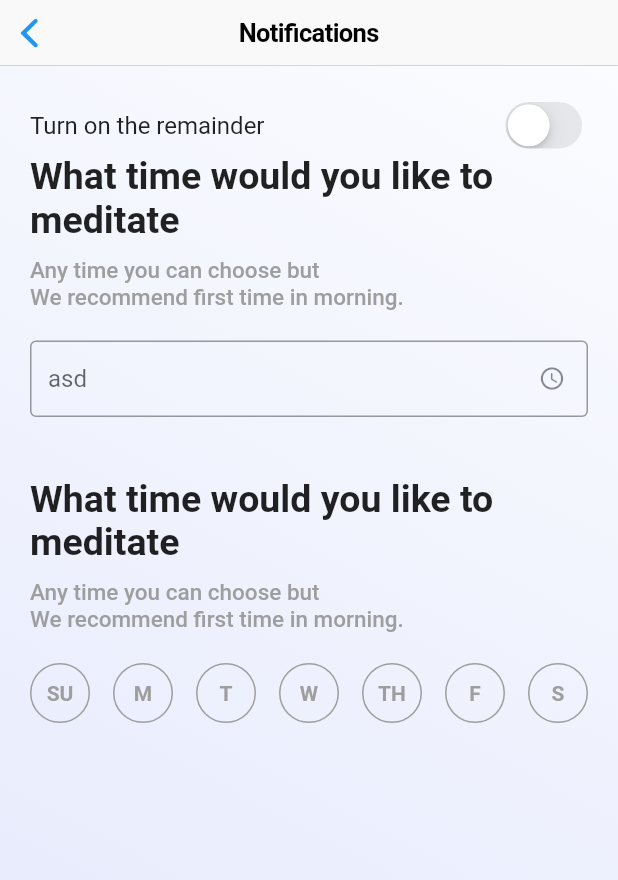
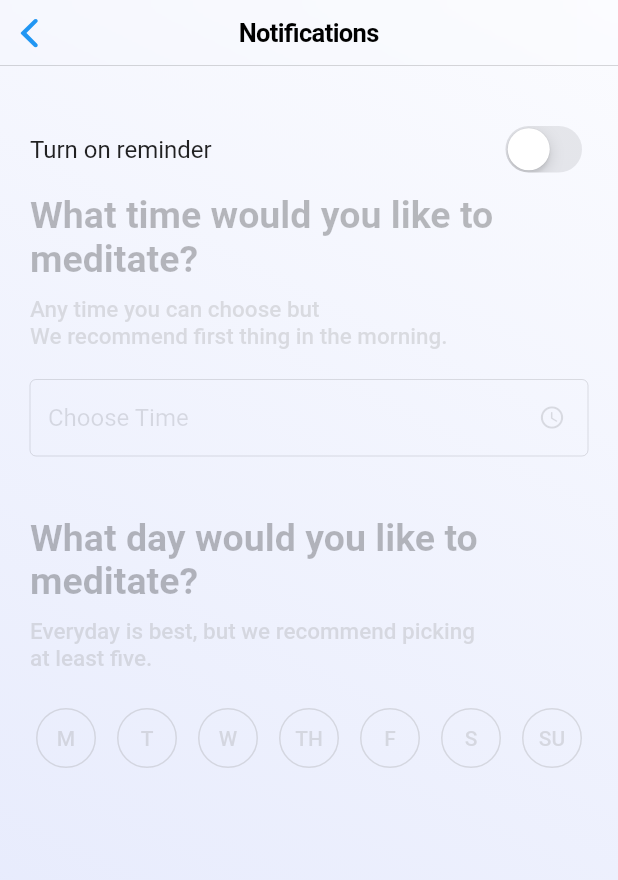
Before and after one commit to SparkoSol/easy_meditation, a Flutter app: the PreferencesView screen opened directly, after a tap on "Notification Settings", on a phone screen of 412 x 824 dp. Shown: the top 880 px of the screen. Run offline on Flutter 3.47's test engine with Material 2 defaults, Android fonts, the phone set to English and light mode, and no system bars; our stand-ins replace flutter_local_notifications, shared_preferences, timezone; accounts and stored records are empty; generated files the repository leaves out were written again.

Commit message:
Implemented Reminder manager.

```diff
--- /dev/null
+++ b/lib/src/base/data.dart
@@ -0,0 +1,50 @@
+import 'package:flutter/material.dart';
+import 'package:shared_preferences/shared_preferences.dart';
+
+class AppData {
+  static SharedPreferences _preferences;
+
+  static Future<void> initiate() async {
+    _preferences = await SharedPreferences.getInstance();
+  }
+
+  bool get reminder => _preferences.getBool('reminder') ?? false;
+
+  set reminder(bool value) => _preferences.setBool('reminder', value);
+
+  TimeOfDay get reminderTime {
+    final time = _preferences.getString('reminderTime');
+    if (time == null) return null;
+
+    final parts = time.split(':');
+    return TimeOfDay(
+      hour: int.parse(parts.first),
+      minute: int.parse(parts.last),
+    );
+  }
+
+  set reminderTime(TimeOfDay value) {
+    if (value == null) return;
+    _preferences.setString('reminderTime', '${value.hour}:${value.minute}');
+  }
+
+  List<bool> get reminderDays => [
+        _preferences.getBool('m') ?? false,
+        _preferences.getBool('t') ?? false,
+        _preferences.getBool('w') ?? false,
+        _preferences.getBool('th') ?? false,
+        _preferences.getBool('f') ?? false,
+        _preferences.getBool('s') ?? false,
+        _preferences.getBool('su') ?? false,
+      ];
+
+  set reminderDays(List<bool> values) {
+    _preferences.setBool('m', values[0]);
+    _preferences.setBool('t', values[1]);
+    _preferences.setBool('w', values[2]);
+    _preferences.setBool('th', values[3]);
+    _preferences.setBool('f', values[4]);
+    _preferences.setBool('s', values[5]);
+    _preferences.setBool('su', values[6]);
+  }
+}
--- a/lib/src/base/l10n/app_en.arb
+++ b/lib/src/base/l10n/app_en.arb
@@ -13,5 +13,20 @@
   "next": "Next",
   "@next": {},
   "getStarted": "GetStarted",
-  "@getStarted": {}
+  "@getStarted": {},
+
+  "notificationsTitle": "Notifications",
+  "@notificationsTitle": {},
+  "notificationsReminder": "Turn on reminder",
+  "@notificationsReminder": {},
+  "notificationsChooseTime": "Choose Time",
+  "@notificationsChooseTime": {},
+  "notificationsTimeHeader": "What time would you like to meditate?",
+  "@notificationsTimeHeader": {},
+  "notificationsTimeDetail": "Any time you can choose but\nWe recommend first thing in the morning.",
+  "@notificationsTimeDetail": {},
+  "notificationsDayHeader": "What day would you like to meditate?",
+  "@notificationsDayHeader": {},
+  "notificationsDayDetail": "Everyday is best, but we recommend picking\nat least five.",
+  "@notificationsDayDetail": {}
 }
--- a/lib/src/base/pages.dart
+++ b/lib/src/base/pages.dart
@@ -22,7 +22,7 @@ abstract class AppPages {
     signUp.route: (context) => RegisterPage(),
     splash.route: (context) => SplashScreen(),
     welcome.route: (context) => WelcomePage(),
-    notificationsSettings.route: (context) => NotificationsManagement(),
+    notificationsSettings.route: (context) => ReminderManagementPage(),
   };
 
   static const splash = AppPage._('/splash');
--- a/lib/src/service/ui/lazy_task_service.dart
+++ b/lib/src/service/ui/lazy_task_service.dart
@@ -6,7 +6,9 @@ import 'package:flutter/material.dart';
 /// task is to be executed i.e. showing dialog before execution and closing
 /// dialog after successful execution, it also handles errors during execution.
 abstract class LazyTaskService {
-  static Widget _dialog;
+  static Widget _dialog = Dialog(
+    child: Text('loading'),
+  );
 
   static set dialog(Widget dialog) => _dialog = dialog;
 
--- a/lib/src/ui/modals/notifications_management.dart
+++ b/lib/src/ui/modals/notifications_management.dart
@@ -1,143 +1,168 @@
+import 'package:flutter/material.dart';
+import 'package:flutter/cupertino.dart';
+import 'package:easy_meditation/src/base/data.dart';
 import 'package:easy_meditation/src/base/theme.dart';
+import 'package:easy_meditation/src/ui/views/localized_view.dart';
 import 'package:easy_meditation/src/ui/views/colored_background.dart';
-import 'package:flutter/cupertino.dart';
-import 'package:flutter/material.dart';
+import 'package:easy_meditation/src/ui/widgets/weekdays_selector.dart';
+import 'package:easy_meditation/src/service/ui/lazy_task_service.dart';
+import 'package:easy_meditation/src/service/ui/notifications_service.dart';
 
-class NotificationsManagement extends StatefulWidget {
+class ReminderManagementPage extends StatefulWidget {
   @override
-  _NotificationsManagementState createState() =>
-      _NotificationsManagementState();
+  _ReminderManagementPageState createState() =>
+      _ReminderManagementPageState();
 }
 
-class _NotificationsManagementState extends State<NotificationsManagement> {
-  var enabled = false;
+class _ReminderManagementPageState extends State<ReminderManagementPage> {
+  final _data = AppData();
+
+  bool enabled;
+  TimeOfDay time;
+  List<bool> weekdays;
+
+  final controller = TextEditingController();
+
+  @override
+  void initState() {
+    super.initState();
+
+    enabled = _data.reminder;
+    time = _data.reminderTime;
+    weekdays = _data.reminderDays;
+  }
 
   @override
   Widget build(BuildContext context) {
-    return Scaffold(
-      appBar: CupertinoNavigationBar(middle: Text('Notifications')),
+    if (time != null) controller.text = time.format(context);
+
+    return LocalizedView(
+      builder: (context, lang) => Scaffold(
+        appBar: CupertinoNavigationBar(
+          middle: Text(lang.notificationsTitle),
+          backgroundColor: Colors.transparent,
+        ),
+        extendBodyBehindAppBar: true,
         body: ColoredBackground(
           child: Padding(
-          padding: const EdgeInsets.all(20),
+            padding: const EdgeInsets.fromLTRB(20, 80, 20, 0),
+            child: SingleChildScrollView(
               child: Column(
                 crossAxisAlignment: CrossAxisAlignment.start,
                 children: [
                   Row(children: [
-                Text('Turn on the remainder', style: TextStyle(fontSize: 16)),
+                    Text(
+                      lang.notificationsReminder,
+                      style: TextStyle(fontSize: 16),
+                    ),
                     Spacer(),
-                CupertinoSwitch(value: false, onChanged: (val) {})
+                    CupertinoSwitch(
+                      value: enabled,
+                      activeColor: AppTheme.primaryColor,
+                      onChanged: (val) {
+                        setState(() => enabled = val);
+                        _setupReminderNotifications();
+                      },
+                    )
                   ]),
+                  Opacity(
+                    opacity: enabled ? 1 : .3,
+                    child: IgnorePointer(
+                      ignoring: !enabled,
+                      child: Column(
+                        crossAxisAlignment: CrossAxisAlignment.start,
+                        children: [
+                          Padding(
+                            padding: const EdgeInsets.symmetric(vertical: 10),
+                            child: Text(
+                              lang.notificationsTimeHeader,
+                              style: TextStyle(
+                                fontSize: 25,
+                                fontWeight: FontWeight.bold,
+                              ),
+                            ),
+                          ),
                           Text(
-                'What time would you like to meditate',
-                style: TextStyle(fontSize: 25, fontWeight: FontWeight.bold),
-              ),
-              SizedBox(height: 10),
-              Text(
-                'Any time you can choose but\nWe recommend first time in morning.',
+                            lang.notificationsTimeDetail,
                             style: TextStyle(
                               fontSize: 15,
+                              color: Colors.grey,
                               fontWeight: FontWeight.w500,
-                  color: Colors.grey,
                             ),
                           ),
                           Padding(
                             padding: const EdgeInsets.only(top: 20, bottom: 40),
                             child: TextFormField(
+                              readOnly: true,
+                              enabled: enabled,
+                              controller: controller,
+                              onTap: () async {
+                                final data = await showTimePicker(
+                                  context: context,
+                                  initialTime: TimeOfDay.now(),
+                                  initialEntryMode: TimePickerEntryMode.input,
+                                );
+
+                                if (data != null) {
+                                  time = data;
+                                  controller.text = data.format(context);
+                                  setState(() {});
+
+                                  _setupReminderNotifications();
+                                }
+                              },
                               decoration: InputDecoration(
-                      hintText: 'asd', suffixIcon: Icon(Icons.access_time_rounded)),
+                                hintText: lang.notificationsChooseTime,
+                                suffixIcon: Icon(Icons.access_time_rounded),
+                              ),
                             ),
                           ),
                           Text(
-                'What time would you like to meditate',
-                style: TextStyle(fontSize: 25, fontWeight: FontWeight.bold),
+                            lang.notificationsDayHeader,
+                            style: TextStyle(
+                              fontSize: 25,
+                              fontWeight: FontWeight.bold,
+                            ),
                           ),
                           SizedBox(height: 10),
                           Text(
-                'Any time you can choose but\nWe recommend first time in morning.',
+                            lang.notificationsDayDetail,
                             style: TextStyle(
                               fontSize: 15,
+                              color: Colors.grey,
                               fontWeight: FontWeight.w500,
-                  color: Colors.grey,
                             ),
                           ),
                           Padding(
                             padding: const EdgeInsets.only(top: 20),
-                child: MultipleBoxSelector(),
+                            child: WeekdaysSelector(weekdays, (value) {
+                              _setupReminderNotifications();
+                            }),
                           ),
                         ],
                       ),
                     ),
                   ),
-    );
-  }
-}
-
-class MultipleBoxValue {
-  final String value;
-  final String displayName;
-
-  const MultipleBoxValue(this.value, this.displayName);
-
-  static const weekdays = [
-    MultipleBoxValue('sunday', 'SU'),
-    MultipleBoxValue('monday', 'M'),
-    MultipleBoxValue('tuesday', 'T'),
-    MultipleBoxValue('wednesday', 'W'),
-    MultipleBoxValue('thursday', 'TH'),
-    MultipleBoxValue('friday', 'F'),
-    MultipleBoxValue('saturday', 'S'),
-  ];
-}
-
-class MultipleBoxSelector extends StatefulWidget {
-  @override
-  _MultipleBoxSelectorState createState() => _MultipleBoxSelectorState();
-}
-
-class _MultipleBoxSelectorState extends State<MultipleBoxSelector> {
-  var selectedIndexes = <int>{};
-
-  @override
-  Widget build(BuildContext context) {
-    return Row(
-      mainAxisAlignment: MainAxisAlignment.spaceBetween,
-      children: List.generate(MultipleBoxValue.weekdays.length, (index) {
-        print(selectedIndexes);
-        final selected = selectedIndexes.contains(index);
-
-        return GestureDetector(
-          onTap: () {
-            print('asd');
-            if (selected) {
-              selectedIndexes.remove(index);
-            } else {
-              selectedIndexes.add(index);
-            }
-
-            setState(() {});
-          },
-          child: Container(
-            width: 40,
-            height: 40,
-            decoration: BoxDecoration(
-              color: selected ? AppTheme.primaryColor : Colors.transparent,
-              shape: BoxShape.circle,
-              border: Border.all(
-                color: selected ? AppTheme.primaryColor : Colors.grey,
+                ],
               ),
-            ),
-            child: Center(
-              child: Text(
-                MultipleBoxValue.weekdays[index].displayName,
-                style: TextStyle(
-                  fontWeight: FontWeight.bold,
-                  color: selected ? Colors.white : Colors.grey,
             ),
           ),
         ),
       ),
     );
-      }),
-    );
+  }
+
+  _setupReminderNotifications() async {
+    if (enabled) {
+      await LazyTaskService.execute(context, () async {
+        return NotificationsService().schedule(weekdays, time);
+      });
+    } else {
+      NotificationsService().clearNotifications();
+    }
+
+    _data.reminder = enabled;
+    _data.reminderTime = time;
+    _data.reminderDays = weekdays;
   }
 }
--- /dev/null
+++ b/lib/src/ui/widgets/weekdays_selector.dart
@@ -0,0 +1,77 @@
+import 'package:easy_meditation/src/base/theme.dart';
+import 'package:flutter/material.dart';
+
+class WeekdaysSelector extends StatefulWidget {
+  final List<bool> selection;
+  final ValueChanged<List<bool>> onChanged;
+
+  WeekdaysSelector(this.selection, this.onChanged);
+
+  @override
+  _WeekdaysSelectorState createState() => _WeekdaysSelectorState();
+}
+
+class _WeekdaysSelectorState extends State<WeekdaysSelector> {
+  static const weekdays = ['M', 'T', 'W', 'TH', 'F', 'S', 'SU'];
+
+  List<bool> selection;
+
+  @override
+  void initState() {
+    super.initState();
+    selection = widget.selection;
+  }
+
+  @override
+  Widget build(BuildContext context) {
+    return LayoutBuilder(builder: (context, constraints) {
+      int crossAxisCount;
+      if (constraints.maxWidth > (40 * 7) + 40) {
+        crossAxisCount = 7;
+      } else {
+        /// TODO: Fix it.
+        crossAxisCount = 5;
+      }
+
+      return Row(
+        mainAxisAlignment: MainAxisAlignment.spaceBetween,
+        children: [
+          for (var i = 0; i < weekdays.length; ++i)
+            Center(
+              child: _WeekdayButton(
+                name: weekdays[i],
+                isSelected: selection[i],
+                onPressed: () {
+                  setState(() => selection[i] = !selection[i]);
+                  widget.onChanged(
+                    List.from(widget.selection, growable: false),
+                  );
+                },
+              ),
+            )
+        ],
+      );
+    });
+  }
+}
+
+class _WeekdayButton extends OutlinedButton {
+  _WeekdayButton({String name, Function onPressed, bool isSelected})
+      : super(
+          child: Text(name),
+          onPressed: onPressed,
+          style: TextButton.styleFrom(
+            padding: EdgeInsets.zero,
+            minimumSize: Size(40, 40),
+            shape: RoundedRectangleBorder(
+              borderRadius: BorderRadius.circular(25),
+            ),
+            primary: isSelected ? Colors.white : Colors.grey,
+            backgroundColor:
+                isSelected ? AppTheme.primaryColor : Colors.transparent,
+            side: BorderSide(
+              color: isSelected ? AppTheme.primaryColor : Colors.grey,
+            ),
+          ),
+        );
+}
--- a/pubspec.yaml
+++ b/pubspec.yaml
@@ -26,6 +26,7 @@ dependencies:
   flutter_localizations:
     sdk: flutter
   intl: any
+  shared_preferences:
   flutter_local_notifications:
   adobe_xd:
 
```
Also changed, not shown: lib/src/app.dart (+7 -0 lines), lib/src/service/ui/notifications_service.dart (added, +54 -0 lines), lib/src/ui/pages/splash_screen.dart (+13 -10 lines), 1 other file. Lines whose indentation alone changed are shown as unchanged.
